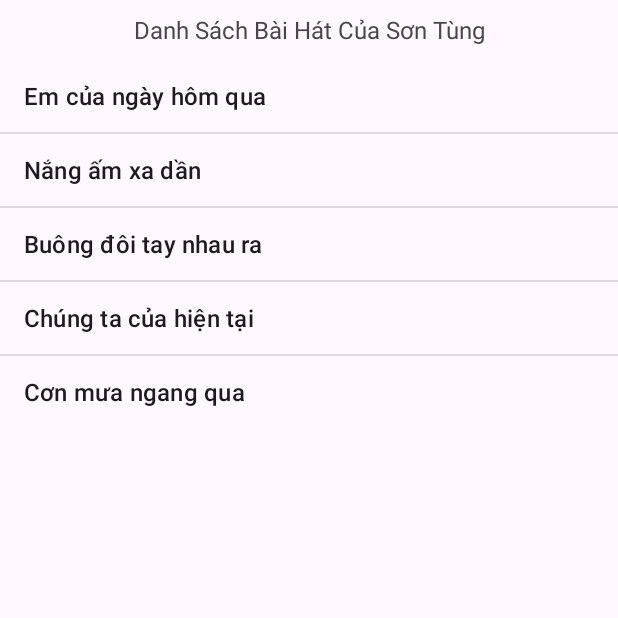
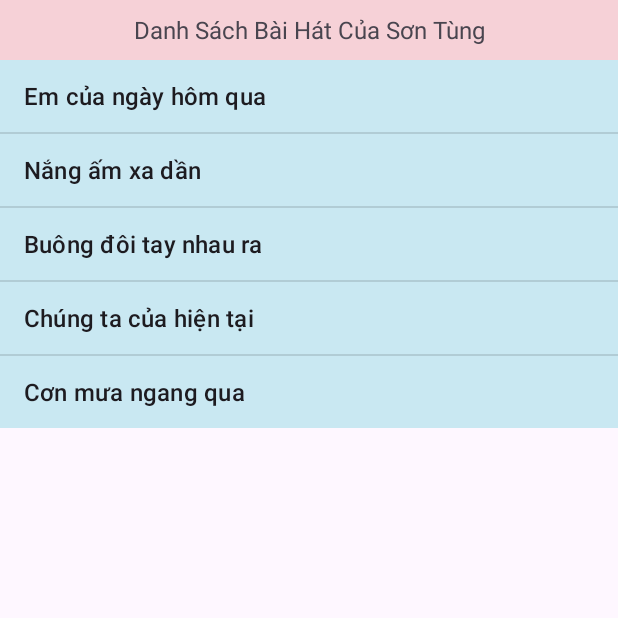
Before and after one commit to phuc091003/63135101-AndroidProgramming, an Android app: the screen it shows after launch (MainActivity), on a phone screen of 412 x 824 dp, the top half of it. Run offline under Robolectric (Android 15) with nearby library versions, the phone set to English and light mode, and no system bars.

Commit message:
Update activity_main.xml

```diff
--- a/ListView/app/src/main/res/layout/activity_main.xml
+++ b/ListView/app/src/main/res/layout/activity_main.xml
@@ -10,6 +10,7 @@
 
     <TextView
         android:layout_width="match_parent"
+        android:background="#2CD01A1A"
         android:layout_height="40dp"
         android:gravity="center"
         android:textSize="16dp"
@@ -18,6 +19,7 @@
     <ListView
         android:layout_width="match_parent"
         android:layout_height="wrap_content"
+        android:background="#4332BDCE"
         android:id="@+id/lvDS"/>
 
 </LinearLayout>
```
